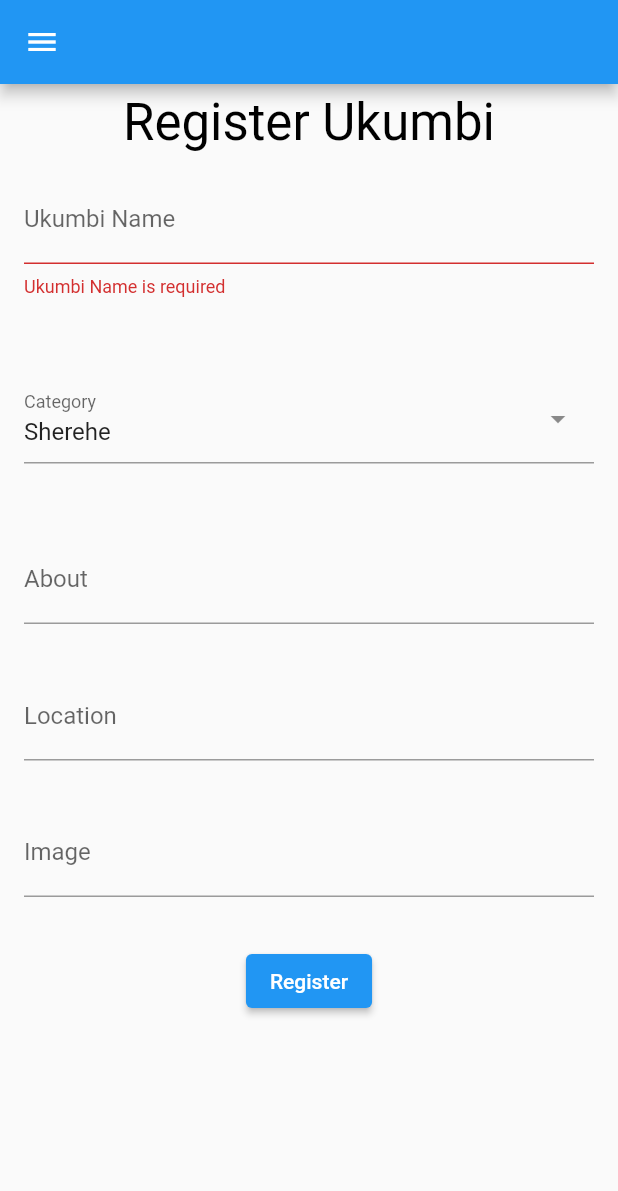
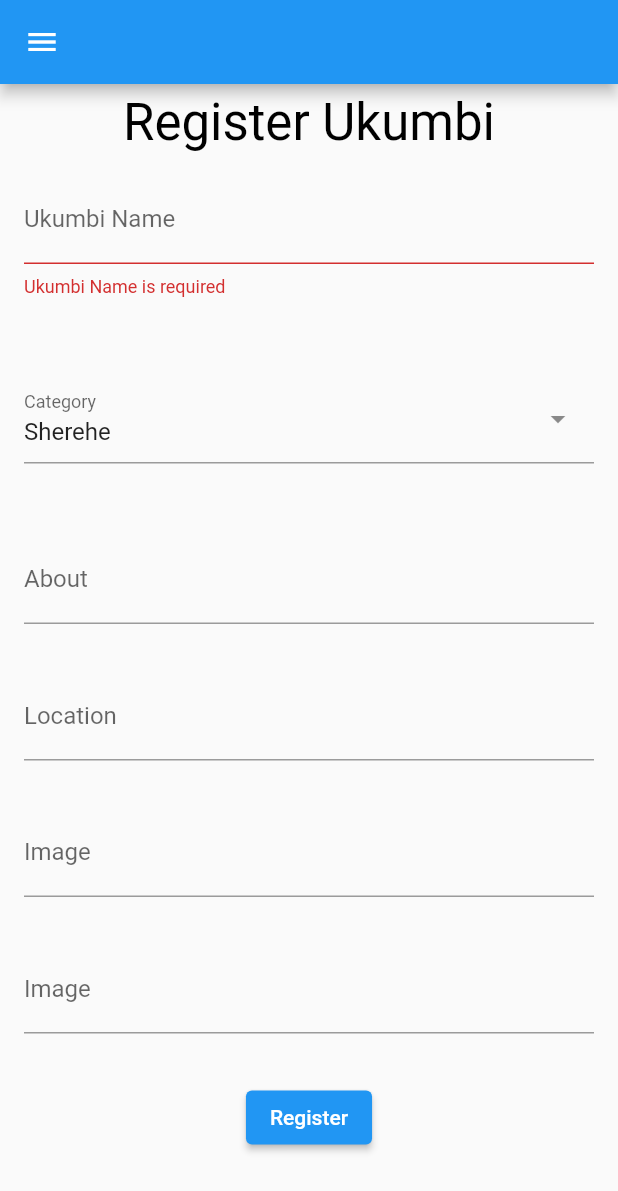
Before and after one commit to dmachibya/event_planner, a Flutter app: the UkumbiRegisterScreen screen opened by its route, after a tap on "Register", on a phone screen of 412 x 824 dp. Shown: the top 1191 px of the screen. Run offline on Flutter 3.47's test engine with Material 2 defaults, Android fonts, the phone set to English and light mode, and no system bars; drawn by our look-alikes of dropdown_search; our stand-ins replace cloud_firestore, firebase_auth, firebase_core, firebase_storage, image_picker; missing offline and left inert: splash_screen_view; accounts and stored records are empty.

Commit message:
user can register ukumbi with two images, DB helper can create a collection can upload and can pick image

```diff
--- a/lib/screens/UkumbiRegisterScreen.dart
+++ b/lib/screens/UkumbiRegisterScreen.dart
@@ -17,6 +17,8 @@ class _UkumbiRegisterScreenState extends State<UkumbiRegisterScreen> {
   DB _db = new DB();
   File? _photo;
   bool _imageStartSelection = false;
+  File? _photo2;
+  bool _imageStartSelection2 = false;
   final _formKey = GlobalKey<FormState>();
   bool categoryError = false;
   final userId = AuthenticationHelper().user.uid;
@@ -116,10 +118,8 @@ class _UkumbiRegisterScreenState extends State<UkumbiRegisterScreen> {
                       padding: EdgeInsets.all(8),
                       margin: EdgeInsets.all(8),
                       child: TextFormField(
-                        onChanged: (v){
-                          if(_imageStartSelection){
-
-                          }
+                        onChanged: (v) {
+                          if (_imageStartSelection) {}
                         },
                         onTap: () async {
                           _imageStartSelection = true;
@@ -128,7 +128,30 @@ class _UkumbiRegisterScreenState extends State<UkumbiRegisterScreen> {
                         keyboardType: TextInputType.none,
                         decoration: InputDecoration(label: Text("Image")),
                       )),
-                      _imageStartSelection?Container(child: Text("Image Selected"),):Container(),
+                  _imageStartSelection
+                      ? Container(
+                          child: Text("Image Selected"),
+                        )
+                      : Container(),
+                  Container(
+                      padding: EdgeInsets.all(8),
+                      margin: EdgeInsets.all(8),
+                      child: TextFormField(
+                        onChanged: (v) {
+                          if (_imageStartSelection2) {}
+                        },
+                        onTap: () async {
+                          _imageStartSelection2 = true;
+                          _photo2 = await _db.imgFromGallery();
+                        },
+                        keyboardType: TextInputType.none,
+                        decoration: InputDecoration(label: Text("Image")),
+                      )),
+                  _imageStartSelection2
+                      ? Container(
+                          child: Text("Image Selected"),
+                        )
+                      : Container(),
                   Container(
                     padding: EdgeInsets.all(8),
                     margin: EdgeInsets.all(8),
@@ -147,7 +170,11 @@ class _UkumbiRegisterScreenState extends State<UkumbiRegisterScreen> {
                                     "location": locationController.text,
                                     "name": nameController.text,
                                     "image": _photo!.path,
+                                    "image2": _photo2!.path,
                                     "uid": AuthenticationHelper().user.uid,
+                                  },
+                                  onErr: () {
+                                    print("Error when create ukumbi occured");
                                   },
                                   docsId: AuthenticationHelper().user.uid);
                               _db.uploadFile(
@@ -156,8 +183,13 @@ class _UkumbiRegisterScreenState extends State<UkumbiRegisterScreen> {
                                           .millisecondsSinceEpoch
                                           .toString() +
                                       userId);
+                              _db.uploadFile(
+                                  photo: _photo,
+                                  userId: DateTime.now()
+                                          .millisecondsSinceEpoch
+                                          .toString() +
+                                      userId);
                             }
-                            print("deem you");
                           }
                         },
                       ),
```
Also changed, not shown: lib/utils/DB.dart (+6 -2 lines), 1 other file.
